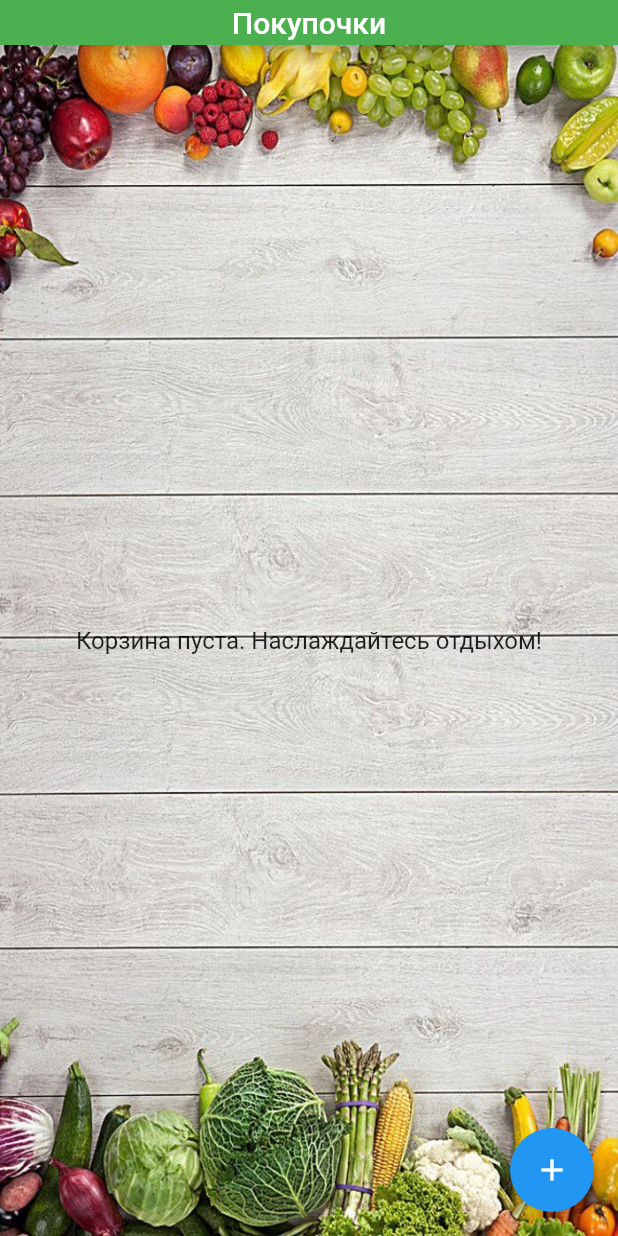
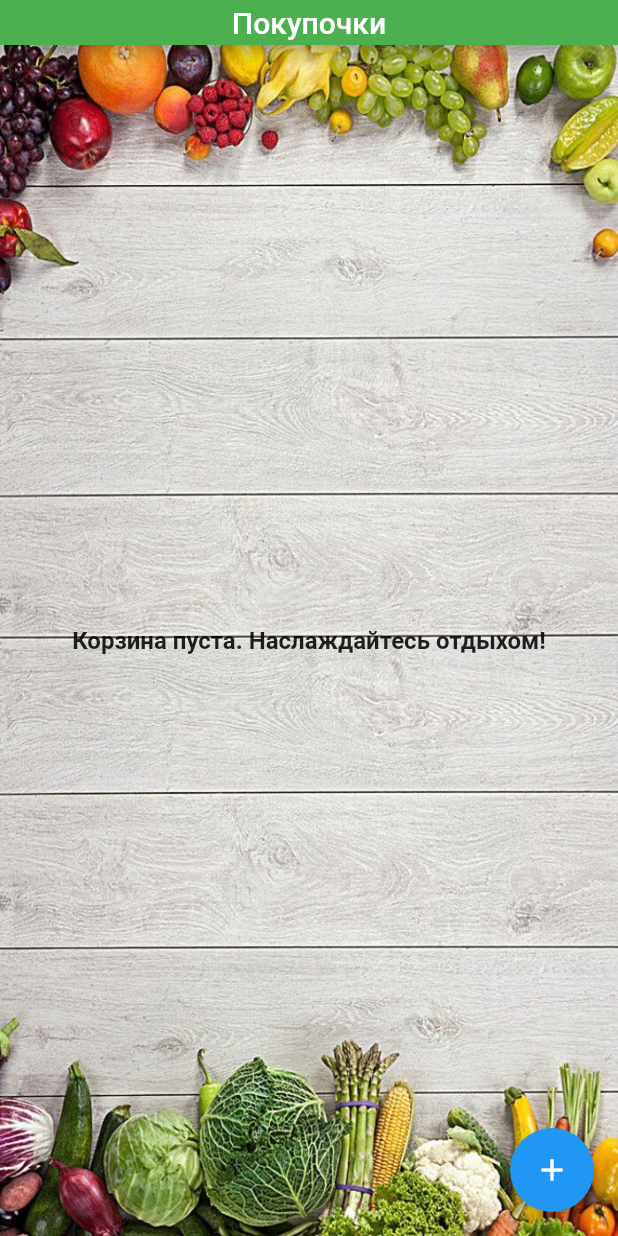
Before and after one commit to aleksebury/todo, a Flutter app: the screen it shows after launch, on a phone screen of 412 x 824 dp. Run offline on Flutter 3.47's test engine with Material 2 defaults, Android fonts, the phone set to English and light mode, and no system bars; our stand-ins replace cloud_firestore; accounts and stored records are empty.

```diff
--- a/lib/main.dart
+++ b/lib/main.dart
@@ -277,9 +277,7 @@ class _MyHomePageState extends State<MyHomePage> {
       return Align(
         alignment: Alignment.center,
         child: Text("Корзина пуста. Наслаждайтесь отдыхом!",
-            style: TextStyle(
-              fontSize: 16,
-            )),
+            style: TextStyle(fontSize: 16, fontWeight: FontWeight.bold)),
       );
     } else {
       return ListView(
```
Also changed, not shown: 1 other file.
